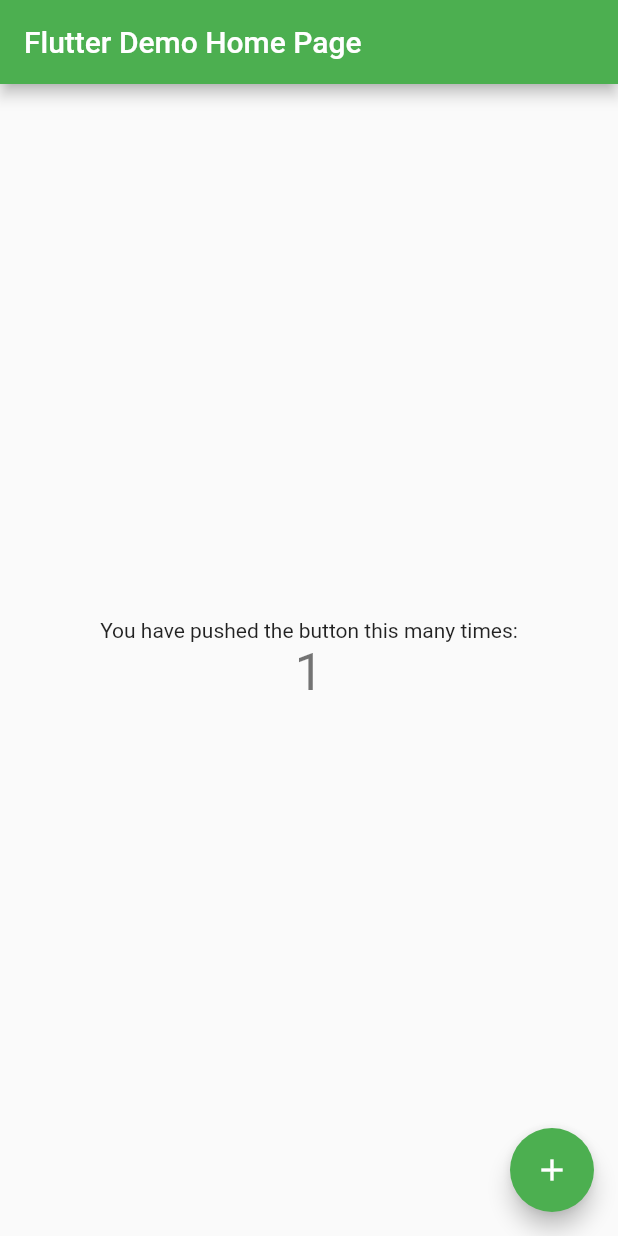
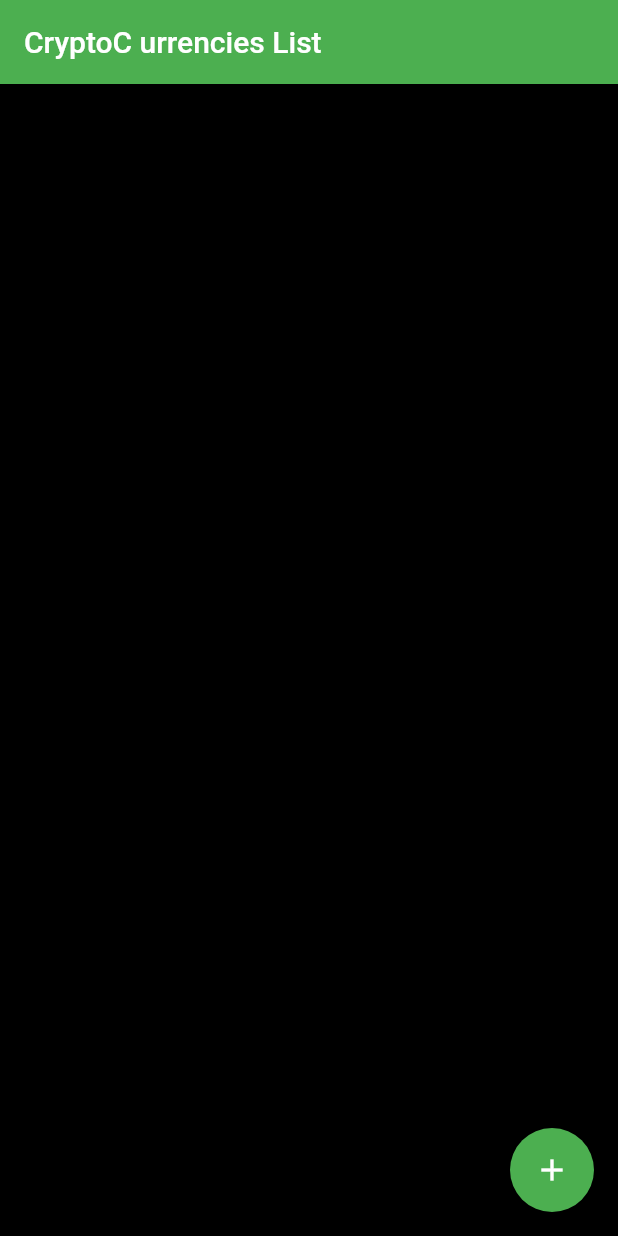
Before and after one commit to MironAlikc/super_cryptocurrencies, a Flutter app: the screen it shows after launch, after a tap on the "add" icon, on a phone screen of 412 x 824 dp. Run offline on Flutter 3.47's test engine with Material 2 defaults, Android fonts, the phone set to English and light mode, and no system bars.

Commit message:
03_Basic Widgets

```diff
--- a/lib/main.dart
+++ b/lib/main.dart
@@ -1,28 +1,27 @@
 import 'package:flutter/material.dart';
 
 void main() {
-  runApp(const MyApp());
+  runApp(const CryptoCurrenciesList());
 }
 
-class MyApp extends StatelessWidget {
-  const MyApp({super.key});
+class CryptoCurrenciesList extends StatelessWidget {
+  const CryptoCurrenciesList({super.key});
 
   @override
   Widget build(BuildContext context) {
     return MaterialApp(
-      title: 'Flutter Demo',
+      title: 'Crypto Currencies List',
       theme: ThemeData(
+        scaffoldBackgroundColor: Colors.black,
         primarySwatch: Colors.green,
       ),
-      home: const MyHomePage(title: 'Flutter Demo Home Page'),
+      home: const MyHomePage(),
     );
   }
 }
 
 class MyHomePage extends StatefulWidget {
-  const MyHomePage({super.key, required this.title});
-
-  final String title;
+  const MyHomePage({super.key});
 
   @override
   State<MyHomePage> createState() => _MyHomePageState();
@@ -41,7 +40,7 @@ class _MyHomePageState extends State<MyHomePage> {
   Widget build(BuildContext context) {
     return Scaffold(
       appBar: AppBar(
-        title: Text(widget.title),
+        title: Text('CryptoC urrencies List'),
       ),
       body: Center(
         child: Column(
```
Also changed, not shown: 1 other file.
